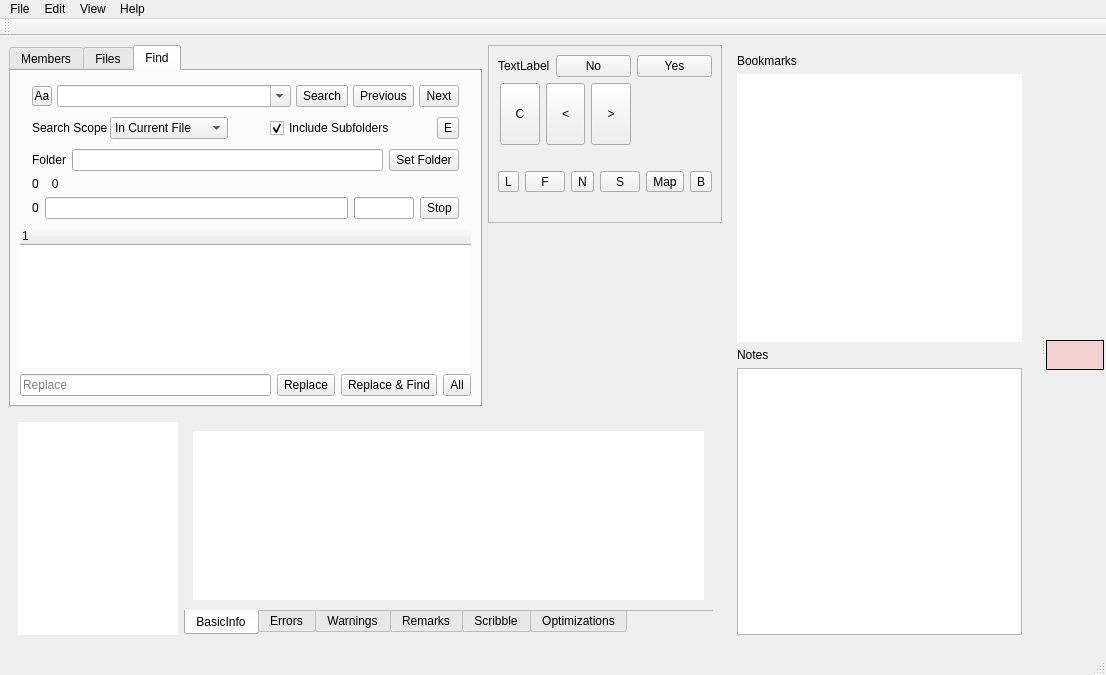
First picture: the form in mainwindow.ui, repository ic005k/Xiasl, before the edit.
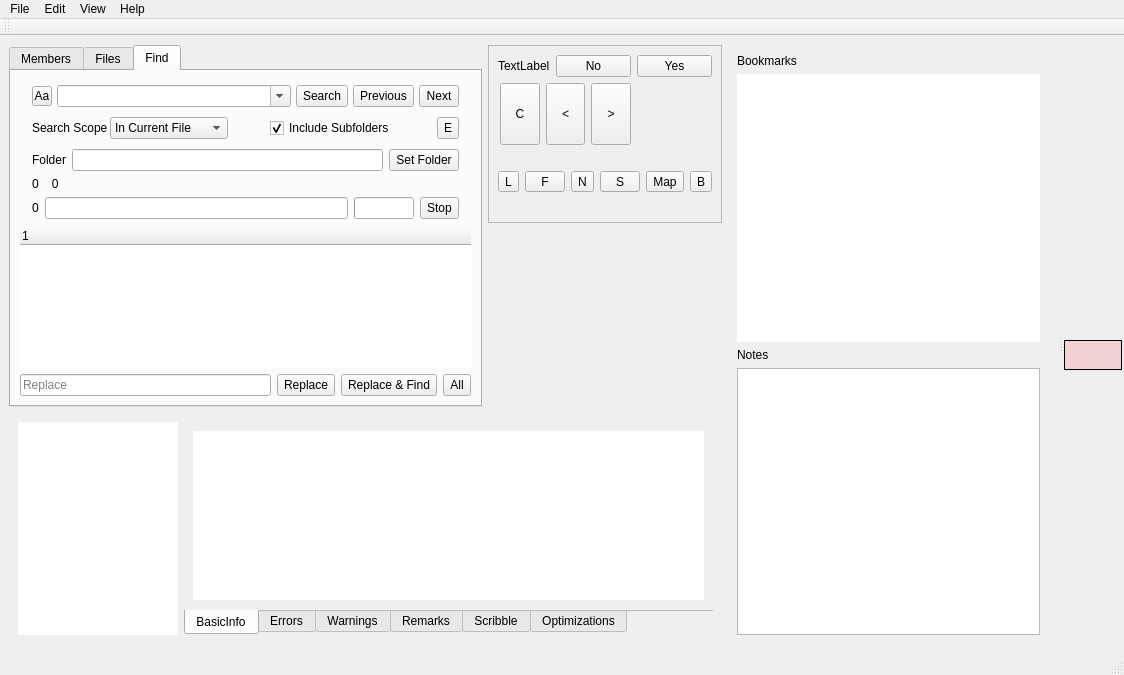
Second picture: the form after the edit. Icons and pictures are not drawn. Custom widgets are drawn as their Qt base class.

What changed in the file:
```diff
--- a/mainwindow.ui
+++ b/mainwindow.ui
@@ -6,7 +6,7 @@
    <rect>
     <x>0</x>
     <y>0</y>
-    <width>1106</width>
+    <width>1124</width>
     <height>675</height>
    </rect>
   </property>
@@ -1130,8 +1130,8 @@
     <rect>
      <x>0</x>
      <y>0</y>
-     <width>1106</width>
-     <height>24</height>
+     <width>1124</width>
+     <height>30</height>
     </rect>
    </property>
    <widget class="QMenu" name="menu_File">
```
Left out of the diff: 3 changed lines with no effect on the pictures.
